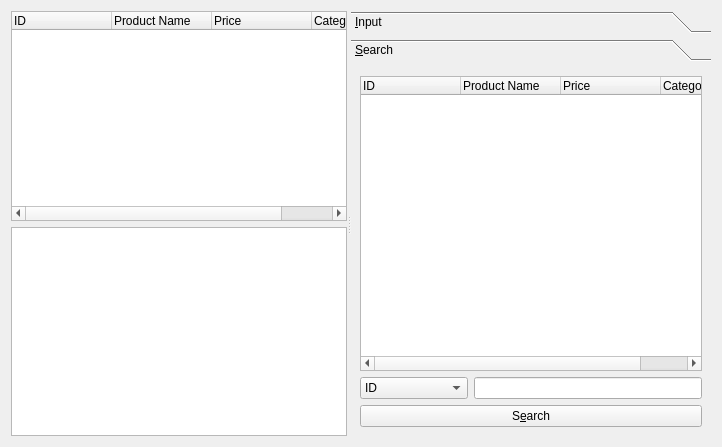
The window that CSAppPro_final/productmanagerform.ui (Jeong0809/QT_Mini_Project) describes before a commit, drawn with Qt 5.
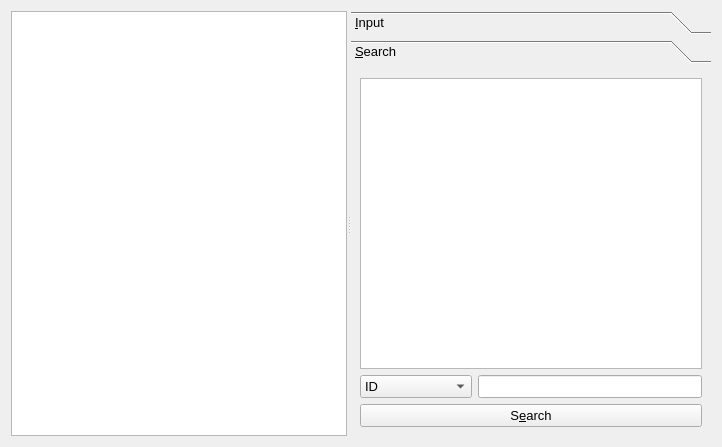
The same window after the commit. The open tabs and pages were chosen to show the change.

Diff of the .ui file:
```diff
--- a/CSAppPro_final/productmanagerform.ui
+++ b/CSAppPro_final/productmanagerform.ui
@@ -10,6 +10,11 @@
     <height>447</height>
    </rect>
   </property>
+  <property name="font">
+   <font>
+    <pointsize>10</pointsize>
+   </font>
+  </property>
   <property name="windowTitle">
    <string>Client Info</string>
   </property>
@@ -21,41 +26,29 @@
      </property>
      <widget class="QWidget" name="layoutWidget">
       <layout class="QVBoxLayout" name="listVerticalLayout">
-       <item>
-        <widget class="QTreeWidget" name="treeWidget">
-         <property name="rootIsDecorated">
-          <bool>false</bool>
-         </property>
-         <column>
-          <property name="text">
-           <string>ID</string>
-          </property>
-         </column>
-         <column>
-          <property name="text">
-           <string>Product Name</string>
-          </property>
-         </column>
-         <column>
-          <property name="text">
-           <string>Price</string>
-          </property>
-         </column>
-         <column>
-          <property name="text">
-           <string>Category</string>
-          </property>
-         </column>
-        </widget>
-       </item>
        <item>
         <widget class="QTableView" name="tableView">
+         <property name="font">
+          <font>
+           <pointsize>10</pointsize>
+           <bold>false</bold>
+          </font>
+         </property>
+         <property name="editTriggers">
+          <set>QAbstractItemView::NoEditTriggers</set>
+         </property>
+         <property name="alternatingRowColors">
+          <bool>true</bool>
+         </property>
          <property name="selectionBehavior">
           <enum>QAbstractItemView::SelectRows</enum>
          </property>
          <attribute name="horizontalHeaderVisible">
           <bool>true</bool>
          </attribute>
+         <attribute name="verticalHeaderVisible">
+          <bool>false</bool>
+         </attribute>
         </widget>
        </item>
       </layout>
@@ -175,8 +168,8 @@
         <rect>
          <x>0</x>
          <y>0</y>
-         <width>289</width>
-         <height>387</height>
+         <width>360</width>
+         <height>383</height>
         </rect>
        </property>
        <attribute name="label">
@@ -184,30 +177,16 @@
        </attribute>
        <layout class="QVBoxLayout" name="verticalLayout_3">
         <item>
-         <widget class="QTreeWidget" name="searchTreeWidget">
-          <property name="rootIsDecorated">
+         <widget class="QTableView" name="searchTableView">
+          <property name="editTriggers">
+           <set>QAbstractItemView::NoEditTriggers</set>
+          </property>
+          <property name="selectionBehavior">
+           <enum>QAbstractItemView::SelectRows</enum>
+          </property>
+          <attribute name="verticalHeaderVisible">
            <bool>false</bool>
-          </property>
-          <column>
-           <property name="text">
-            <string>ID</string>
-           </property>
-          </column>
-          <column>
-           <property name="text">
-            <string>Product Name</string>
-           </property>
-          </column>
-          <column>
-           <property name="text">
-            <string>Price</string>
-           </property>
-          </column>
-          <column>
-           <property name="text">
-            <string>Category</string>
-           </property>
-          </column>
+          </attribute>
          </widget>
         </item>
         <item>
```
Left out of the diff: 57 changed lines with no effect on the pictures.
